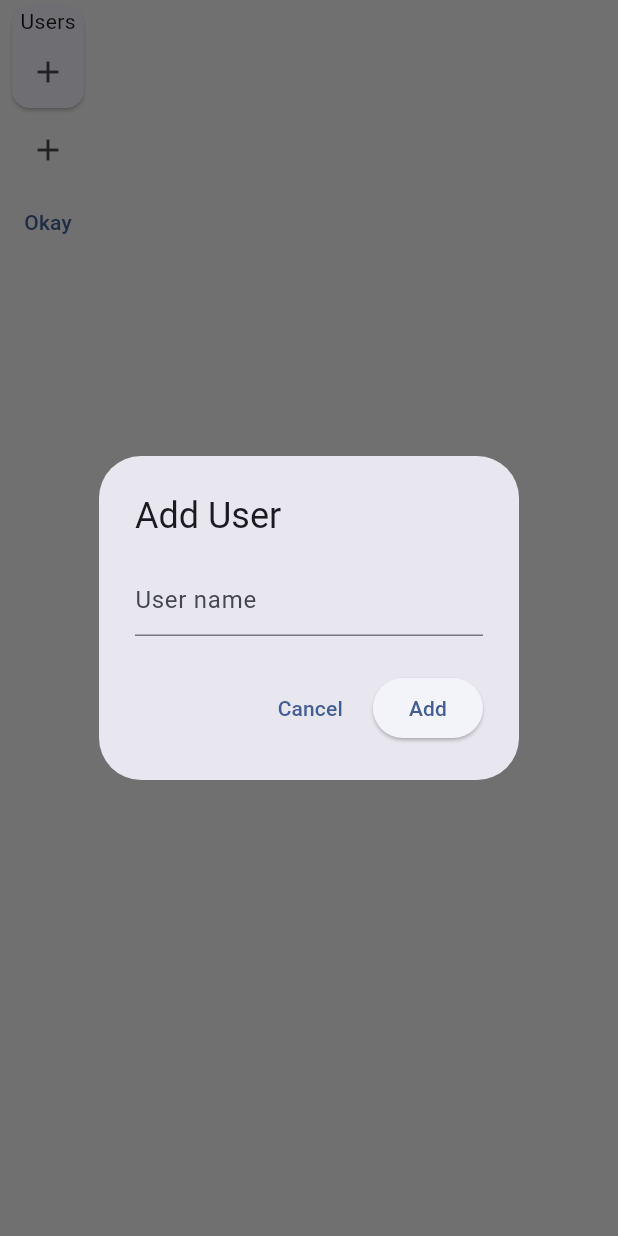
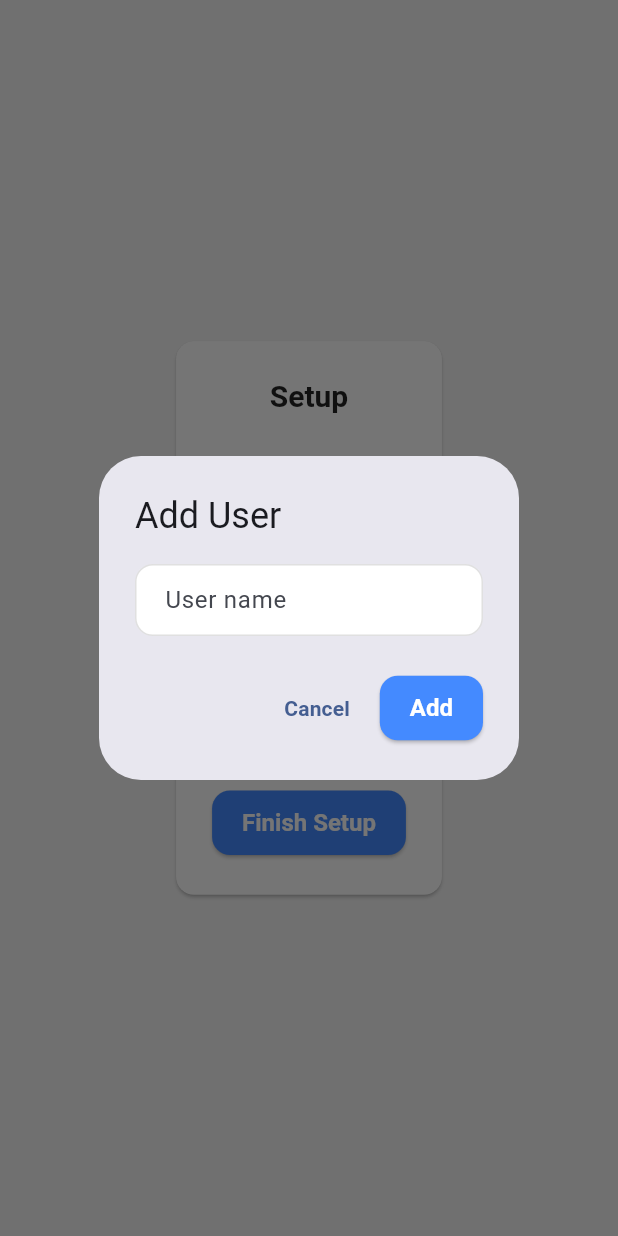
Before and after one commit to matzy-byte/organizer, a Flutter app: the screen it shows after launch, after a tap on the "add" icon, on a phone screen of 412 x 824 dp. Run offline on Flutter 3.47's test engine with Material 3 defaults, Android fonts, the phone set to English and light mode, and no system bars; our stand-ins replace drift, fl_chart, flutter_speed_dial; accounts and stored records are empty; generated files the repository leaves out were written again.

Commit message:
enhanced theme, setup screen styling

```diff
--- a/lib/app/theme.dart
+++ /dev/null
@@ -1,18 +0,0 @@
-import 'package:flutter/material.dart';
-
-class AppTheme {
-  static final lightTheme = ThemeData(
-    colorScheme: ColorScheme.fromSeed(seedColor: Colors.blueAccent),
-    scaffoldBackgroundColor: Colors.grey[100],
-    appBarTheme: const AppBarTheme(
-      backgroundColor: Colors.white,
-      elevation: 0,
-      iconTheme: IconThemeData(color: Colors.black87),
-      titleTextStyle: TextStyle(
-        color: Colors.black87,
-        fontWeight: FontWeight.bold,
-        fontSize: 20,
-      ),
-    ),
-  );
-}
--- /dev/null
+++ b/lib/app/themes/app_colors.dart
@@ -0,0 +1,16 @@
+import 'package:flutter/material.dart';
+
+class AppColors {
+  static const primaryLight = Colors.blueAccent;
+  static const primaryDark = Color(0xFF90CAF9);
+
+  static final lightColorScheme = ColorScheme.fromSeed(
+    seedColor: primaryLight,
+    brightness: Brightness.light,
+  );
+
+  static final darkColorScheme = ColorScheme.fromSeed(
+    seedColor: primaryDark,
+    brightness: Brightness.dark,
+  );
+}
--- /dev/null
+++ b/lib/app/themes/app_text_styles.dart
@@ -0,0 +1,47 @@
+import 'package:flutter/material.dart';
+
+class AppTextStyles {
+  static const _fontFamily = 'Roboto';
+
+  // ---------------- LIGHT THEME ----------------
+  static final TextTheme lightTextTheme = TextTheme(
+    displayLarge: TextStyle(
+      fontSize: 32,
+      fontWeight: FontWeight.bold,
+      color: Colors.black87,
+    ),
+    titleLarge: TextStyle(
+      fontSize: 20,
+      fontWeight: FontWeight.bold,
+      color: Colors.black87,
+    ),
+    bodyLarge: TextStyle(fontSize: 16, color: Colors.black87),
+    bodyMedium: TextStyle(fontSize: 14, color: Colors.black87),
+    labelLarge: TextStyle(
+      fontSize: 14,
+      fontWeight: FontWeight.bold,
+      color: Colors.black87,
+    ),
+  ).apply(fontFamily: _fontFamily);
+
+  // ---------------- DARK THEME ----------------
+  static final TextTheme darkTextTheme = TextTheme(
+    displayLarge: const TextStyle(
+      fontSize: 32,
+      fontWeight: FontWeight.bold,
+      color: Colors.white,
+    ),
+    titleLarge: const TextStyle(
+      fontSize: 20,
+      fontWeight: FontWeight.bold,
+      color: Colors.white,
+    ),
+    bodyLarge: const TextStyle(fontSize: 16, color: Colors.white),
+    bodyMedium: const TextStyle(fontSize: 14, color: Colors.white70),
+    labelLarge: const TextStyle(
+      fontSize: 14,
+      fontWeight: FontWeight.bold,
+      color: Colors.white,
+    ),
+  ).apply(fontFamily: _fontFamily);
+}
--- /dev/null
+++ b/lib/app/themes/app_theme.dart
@@ -0,0 +1,122 @@
+import 'package:flutter/material.dart';
+import 'package:organizer/app/themes/app_colors.dart';
+import 'package:organizer/app/themes/app_text_styles.dart';
+import 'package:organizer/app/themes/setup_theme_extension.dart';
+
+class AppTheme {
+  static ThemeData get light => ThemeData(
+    brightness: Brightness.light,
+    colorScheme: AppColors.lightColorScheme,
+    scaffoldBackgroundColor: Colors.grey[100],
+
+    // ---------- TEXT THEME ----------
+    textTheme: AppTextStyles.lightTextTheme,
+
+    // ---------- APP BAR ----------
+    appBarTheme: const AppBarTheme(
+      elevation: 0,
+      backgroundColor: Colors.white,
+      iconTheme: IconThemeData(color: Colors.black87),
+      titleTextStyle: TextStyle(
+        color: Colors.black87,
+        fontWeight: FontWeight.bold,
+        fontSize: 20,
+      ),
+    ),
+
+    // ---------- CARDS ----------
+    cardTheme: CardThemeData(
+      color: Colors.white,
+      elevation: 1,
+      shape: RoundedRectangleBorder(borderRadius: BorderRadius.circular(12)),
+      margin: const EdgeInsets.all(8),
+    ),
+
+    // ---------- BUTTONS ----------
+    elevatedButtonTheme: ElevatedButtonThemeData(
+      style: ElevatedButton.styleFrom(
+        backgroundColor: AppColors.primaryLight,
+        foregroundColor: Colors.white,
+        textStyle: const TextStyle(fontSize: 16, fontWeight: FontWeight.w600),
+        padding: const EdgeInsets.symmetric(vertical: 12, horizontal: 20),
+        shape: RoundedRectangleBorder(borderRadius: BorderRadius.circular(12)),
+      ),
+    ),
+
+    // ---------- INPUT FIELDS ----------
+    inputDecorationTheme: InputDecorationTheme(
+      filled: true,
+      fillColor: Colors.white,
+      contentPadding: const EdgeInsets.symmetric(vertical: 12, horizontal: 16),
+      enabledBorder: OutlineInputBorder(
+        borderSide: const BorderSide(color: Colors.black12),
+        borderRadius: BorderRadius.circular(12),
+      ),
+      focusedBorder: OutlineInputBorder(
+        borderSide: BorderSide(color: AppColors.primaryLight, width: 2),
+        borderRadius: BorderRadius.circular(12),
+      ),
+      labelStyle: const TextStyle(color: Colors.black54),
+    ),
+
+    // ---------- EXTENSIONS ----------
+    extensions: [
+      const SetupTheme(
+        sectionSpacing: 24,
+        itemSpacing: 8,
+        cardMaxWidth: 600,
+        cardPadding: EdgeInsets.all(24),
+      ),
+    ],
+  );
+
+  static ThemeData get dark => ThemeData(
+    brightness: Brightness.dark,
+    colorScheme: AppColors.darkColorScheme,
+    scaffoldBackgroundColor: Colors.black,
+
+    // ---------- TEXT THEME ----------
+    textTheme: AppTextStyles.darkTextTheme,
+
+    appBarTheme: const AppBarTheme(
+      elevation: 0,
+      backgroundColor: Colors.black,
+      iconTheme: IconThemeData(color: Colors.white),
+      titleTextStyle: TextStyle(
+        color: Colors.white,
+        fontWeight: FontWeight.bold,
+        fontSize: 20,
+      ),
+    ),
+
+    cardTheme: CardThemeData(
+      color: const Color(0xFF1E1E1E),
+      elevation: 2,
+      shape: RoundedRectangleBorder(borderRadius: BorderRadius.circular(12)),
+    ),
+
+    elevatedButtonTheme: ElevatedButtonThemeData(
+      style: ElevatedButton.styleFrom(
+        backgroundColor: AppColors.primaryDark,
+        foregroundColor: Colors.white,
+        textStyle: const TextStyle(fontSize: 16, fontWeight: FontWeight.w600),
+        padding: const EdgeInsets.symmetric(vertical: 12, horizontal: 20),
+        shape: RoundedRectangleBorder(borderRadius: BorderRadius.circular(12)),
+      ),
+    ),
+
+    inputDecorationTheme: InputDecorationTheme(
+      filled: true,
+      fillColor: const Color(0xFF1E1E1E),
+      labelStyle: const TextStyle(color: Colors.white70),
+      enabledBorder: OutlineInputBorder(
+        borderSide: const BorderSide(color: Colors.white24),
+        borderRadius: BorderRadius.circular(12),
+      ),
+      focusedBorder: OutlineInputBorder(
+        borderSide: BorderSide(color: AppColors.primaryDark, width: 2),
+        borderRadius: BorderRadius.circular(12),
+      ),
+    ),
+  );
+}
--- /dev/null
+++ b/lib/app/themes/setup_theme_extension.dart
@@ -0,0 +1,42 @@
+import 'dart:ui';
+import 'package:flutter/material.dart';
+
+class SetupTheme extends ThemeExtension<SetupTheme> {
+  final double sectionSpacing;
+  final double itemSpacing;
+  final double cardMaxWidth;
+  final EdgeInsets cardPadding;
+
+  const SetupTheme({
+    required this.sectionSpacing,
+    required this.itemSpacing,
+    required this.cardMaxWidth,
+    required this.cardPadding,
+  });
+
+  @override
+  SetupTheme copyWith({
+    double? sectionSpacing,
+    double? itemSpacing,
+    double? cardMaxWidth,
+    EdgeInsets? cardPadding,
+  }) {
+    return SetupTheme(
+      sectionSpacing: sectionSpacing ?? this.sectionSpacing,
+      itemSpacing: itemSpacing ?? this.itemSpacing,
+      cardMaxWidth: cardMaxWidth ?? this.cardMaxWidth,
+      cardPadding: cardPadding ?? this.cardPadding,
+    );
+  }
+
+  @override
+  SetupTheme lerp(ThemeExtension<SetupTheme>? other, double t) {
+    if (other is! SetupTheme) return this;
+    return SetupTheme(
+      sectionSpacing: lerpDouble(sectionSpacing, other.sectionSpacing, t)!,
+      itemSpacing: lerpDouble(itemSpacing, other.itemSpacing, t)!,
+      cardMaxWidth: lerpDouble(cardMaxWidth, other.cardMaxWidth, t)!,
+      cardPadding: EdgeInsets.lerp(cardPadding, other.cardPadding, t)!,
+    );
+  }
+}
--- a/lib/plattform_entrypoints/main_desktop.dart
+++ b/lib/plattform_entrypoints/main_desktop.dart
@@ -1,6 +1,6 @@
 import 'package:flutter/material.dart';
 import 'package:organizer/app/routes.dart';
-import 'package:organizer/app/theme.dart';
+import 'package:organizer/app/themes/app_theme.dart';
 import 'package:organizer/core/services/category_service.dart';
 import 'package:organizer/core/services/file_service.dart';
 import 'package:organizer/core/services/fix_transaction_service.dart';
@@ -86,7 +86,7 @@ class DesktopApp extends StatelessWidget {
     return MaterialApp(
       title: 'Organizer',
       debugShowCheckedModeBanner: false,
-      theme: AppTheme.lightTheme,
+      theme: AppTheme.light,
       initialRoute: isSetup ? AppRoutes.setup : AppRoutes.start,
       routes: AppRoutes.routes,
     );
--- a/lib/plattform_entrypoints/main_mobile.dart
+++ b/lib/plattform_entrypoints/main_mobile.dart
@@ -1,6 +1,6 @@
 import 'package:flutter/material.dart';
 import 'package:organizer/app/routes.dart';
-import 'package:organizer/app/theme.dart';
+import 'package:organizer/app/themes/app_theme.dart';
 import 'package:organizer/core/services/category_service.dart';
 import 'package:organizer/core/services/fix_transaction_service.dart';
 import 'package:organizer/core/services/topic_service.dart';
@@ -60,7 +60,7 @@ class MobileApp extends StatelessWidget {
     return MaterialApp(
       title: 'Organizer',
       debugShowCheckedModeBanner: false,
-      theme: AppTheme.lightTheme,
+      theme: AppTheme.light,
       initialRoute: AppRoutes.dashboard,
       routes: AppRoutes.routes,
     );
--- a/lib/presentation/screens/setup_screen.dart
+++ b/lib/presentation/screens/setup_screen.dart
@@ -1,22 +1,61 @@
 import 'package:flutter/material.dart';
 import 'package:organizer/app/routes.dart';
+import 'package:organizer/app/themes/setup_theme_extension.dart';
+import 'package:organizer/presentation/state/user_provider.dart';
 import 'package:organizer/presentation/widgets/elements/setup/structure_setup.dart';
 import 'package:organizer/presentation/widgets/elements/setup/user_setup.dart';
+import 'package:provider/provider.dart';
 
 class SetupScreen extends StatelessWidget {
   const SetupScreen({super.key});
 
   @override
   Widget build(BuildContext context) {
+    final setupTheme = Theme.of(context).extension<SetupTheme>()!;
+
     return Scaffold(
-      body: Column(
-        children: [
-          UserSetup(),
-          StructureSetup(),
-          TextButton(onPressed: () => Navigator.pushNamed(context, AppRoutes.dashboard), child: Text('Okay'))
-        ],
+      body: Center(
+        child: ConstrainedBox(
+          constraints: BoxConstraints(maxWidth: setupTheme.cardMaxWidth),
+          child: Card(
+            margin: const EdgeInsets.all(24),
+            child: Padding(
+              padding: setupTheme.cardPadding,
+              child: LayoutBuilder(
+                builder: (_, constraints) {
+                  return SingleChildScrollView(
+                    child: Column(
+                      children: [
+                        Text(
+                          'Setup',
+                          style: Theme.of(context).textTheme.titleLarge,
+                        ),
+                        SizedBox(height: setupTheme.sectionSpacing),
+
+                        const UserSetup(),
+                        SizedBox(height: setupTheme.sectionSpacing),
+
+                        const StructureSetup(),
+                        SizedBox(height: setupTheme.sectionSpacing),
+
+                        ElevatedButton(
+                          onPressed: () {
+                            if (context.read<UserProvider>().users.isEmpty) {
+                              return;
+                            }
+                            Navigator.pushNamed(context, AppRoutes.dashboard);
+                          },
+                          child: const Text('Finish Setup'),
+                        ),
+                      ],
+                    ),
+                  );
+                },
+              ),
+            ),
+          ),
+        ),
       ),
     );
   }
-
 }
--- a/lib/presentation/widgets/elements/setup/structure_setup.dart
+++ b/lib/presentation/widgets/elements/setup/structure_setup.dart
@@ -3,6 +3,9 @@ import 'package:organizer/presentation/state/category_provider.dart';
 import 'package:organizer/presentation/state/topic_provider.dart';
 import 'package:organizer/presentation/widgets/dialogs/add_category_dialog.dart';
 import 'package:organizer/presentation/widgets/dialogs/add_topic_dialog.dart';
+import 'package:organizer/presentation/widgets/elements/setup/sub_elements/category_card.dart';
+import 'package:organizer/presentation/widgets/elements/setup/sub_elements/setup_item_row.dart';
+import 'package:organizer/presentation/widgets/elements/setup/sub_elements/setup_section.dart';
 import 'package:provider/provider.dart';
 
 class StructureSetup extends StatelessWidget {
@@ -10,59 +13,34 @@ class StructureSetup extends StatelessWidget {
 
   @override
   Widget build(BuildContext context) {
-    CategoryProvider categoryProvider = context.watch<CategoryProvider>();
-    TopicProvider topicProvider = context.watch<TopicProvider>();
-    return Wrap(
+    final categoryProvider = context.watch<CategoryProvider>();
+    final topicProvider = context.watch<TopicProvider>();
+
+    return SetupSection(
+      title: 'Categories',
+      onAdd: () => showDialog(
+        context: context,
+        builder: (_) => const AddCategoryDialog(),
+      ),
       children: [
         ...categoryProvider.categories.map(
-          (c) => Card(
-            child: Column(
-              children: [
-                Row(
-                  children: [
-                    Text(c.name),
-                    IconButton(
-                      onPressed: () async =>
-                          await categoryProvider.removeCategory(c),
-                      icon: Icon(Icons.delete),
-                    ),
-                  ],
-                ),
-                Column(
-                  children: [
-                    ...topicProvider.topics
-                        .where((t) => t.categoryId == c.id)
-                        .map(
-                          (t) => Row(
-                            children: [
-                              Text(t.name),
-                              IconButton(
-                                onPressed: () async =>
-                                    await topicProvider.removeTopic(t.id),
-                                icon: Icon(Icons.delete),
-                              ),
-                            ],
-                          ),
-                        ),
-                  ],
-                ),
-                IconButton(
-                  onPressed: () async => await showDialog(
-                    context: context,
-                    builder: (context) => AddTopicDialog(category: c),
+          (c) => CategoryCard(
+            categoryName: c.name,
+            onDelete: () => categoryProvider.removeCategory(c),
+            onAddTopic: () => showDialog(
+              context: context,
+              builder: (_) => AddTopicDialog(category: c),
+            ),
+            children: topicProvider.topics
+                .where((t) => t.categoryId == c.id)
+                .map(
+                  (t) => SetupItemRow(
+                    text: t.name,
+                    onDelete: () => topicProvider.removeTopic(t.id),
                   ),
-                  icon: Icon(Icons.add),
-                ),
-              ],
-            ),
+                )
+                .toList(),
           ),
-        ),
-        IconButton(
-          onPressed: () async => await showDialog(
-            context: context,
-            builder: (context) => AddCategoryDialog(),
-          ),
-          icon: Icon(Icons.add),
         ),
       ],
     );
--- /dev/null
+++ b/lib/presentation/widgets/elements/setup/sub_elements/category_card.dart
@@ -0,0 +1,47 @@
+import 'package:flutter/material.dart';
+import 'package:organizer/app/themes/setup_theme_extension.dart';
+
+class CategoryCard extends StatelessWidget {
+  final String categoryName;
+  final List<Widget> children;
+  final VoidCallback onDelete;
+  final VoidCallback onAddTopic;
+
+  const CategoryCard({
+    super.key,
+    required this.categoryName,
+    required this.children,
+    required this.onDelete,
+    required this.onAddTopic,
+  });
+
+  @override
+  Widget build(BuildContext context) {
+    final theme = Theme.of(context).extension<SetupTheme>()!;
+
+    return Card(
+      child: Padding(
+        padding: theme.cardPadding,
+        child: Column(
+          children: [
+            Row(
+              mainAxisAlignment: MainAxisAlignment.center,
+              children: [
+                Text(
+                  categoryName,
+                  style: Theme.of(context).textTheme.titleSmall,
+                ),
+                const SizedBox(width: 8),
+                IconButton(onPressed: onDelete, icon: const Icon(Icons.delete)),
+              ],
+            ),
+            SizedBox(height: theme.itemSpacing),
+            ...children,
+            SizedBox(height: theme.itemSpacing),
+            IconButton(onPressed: onAddTopic, icon: const Icon(Icons.add)),
+          ],
+        ),
+      ),
+    );
+  }
+}
--- /dev/null
+++ b/lib/presentation/widgets/elements/setup/sub_elements/setup_item_row.dart
@@ -0,0 +1,26 @@
+import 'package:flutter/material.dart';
+import 'package:organizer/app/themes/setup_theme_extension.dart';
+
+class SetupItemRow extends StatelessWidget {
+  final String text;
+  final VoidCallback onDelete;
+
+  const SetupItemRow({super.key, required this.text, required this.onDelete});
+
+  @override
+  Widget build(BuildContext context) {
+    final theme = Theme.of(context).extension<SetupTheme>()!;
+
+    return Padding(
+      padding: EdgeInsets.symmetric(vertical: theme.itemSpacing / 2),
+      child: Row(
+        mainAxisAlignment: MainAxisAlignment.center,
+        children: [
+          Text(text, style: Theme.of(context).textTheme.bodyLarge),
+          const SizedBox(width: 8),
+          IconButton(icon: const Icon(Icons.delete), onPressed: onDelete),
+        ],
+      ),
+    );
+  }
+}
--- /dev/null
+++ b/lib/presentation/widgets/elements/setup/sub_elements/setup_section.dart
@@ -0,0 +1,32 @@
+import 'package:flutter/material.dart';
+import 'package:organizer/app/themes/setup_theme_extension.dart';
+
+class SetupSection extends StatelessWidget {
+  final String title;
+  final List<Widget> children;
+  final VoidCallback? onAdd;
+
+  const SetupSection({
+    super.key,
+    required this.title,
+    required this.children,
+    this.onAdd,
+  });
+
+  @override
+  Widget build(BuildContext context) {
+    final theme = Theme.of(context).extension<SetupTheme>()!;
+
+    return Column(
+      children: [
+        Text(title, style: Theme.of(context).textTheme.titleMedium),
+        SizedBox(height: theme.itemSpacing),
+        ...children,
+        if (onAdd != null) ...[
+          SizedBox(height: theme.itemSpacing),
+          IconButton(onPressed: onAdd, icon: const Icon(Icons.add)),
+        ],
+      ],
+    );
+  }
+}
--- a/lib/presentation/widgets/elements/setup/user_setup.dart
+++ b/lib/presentation/widgets/elements/setup/user_setup.dart
@@ -1,6 +1,8 @@
 import 'package:flutter/material.dart';
 import 'package:organizer/presentation/state/user_provider.dart';
 import 'package:organizer/presentation/widgets/dialogs/add_user_dialog.dart';
+import 'package:organizer/presentation/widgets/elements/setup/sub_elements/setup_item_row.dart';
+import 'package:organizer/presentation/widgets/elements/setup/sub_elements/setup_section.dart';
 import 'package:provider/provider.dart';
 
 class UserSetup extends StatelessWidget {
@@ -8,26 +10,20 @@ class UserSetup extends StatelessWidget {
 
   @override
   Widget build(BuildContext context) {
-    UserProvider userProvider = context.watch<UserProvider>();
-    return Card(
-      child: Column(
-        children: [
-          Text('Users'),
-          ...userProvider.users.map(
-            (u) => Row(
-              children: [
-                Text(u.name),
-                IconButton(onPressed: () async {
-                  await userProvider.removeUser(u.id);
-                }, icon: Icon(Icons.delete)),
-              ],
+    final userProvider = context.watch<UserProvider>();
+
+    return SetupSection(
+      title: 'Users',
+      onAdd: () =>
+          showDialog(context: context, builder: (_) => const AddUserDialog()),
+      children: userProvider.users
+          .map(
+            (u) => SetupItemRow(
+              text: u.name,
+              onDelete: () => userProvider.removeUser(u.id),
             ),
-          ),
-          IconButton(onPressed: () async {
-            await showDialog(context: context, builder: (context) => AddUserDialog());
-          }, icon: Icon(Icons.add)),
-        ],
-      ),
+          )
+          .toList(),
     );
   }
 }
```
